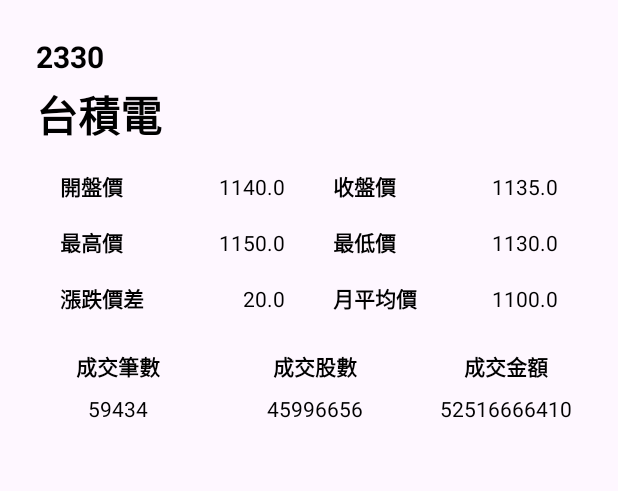
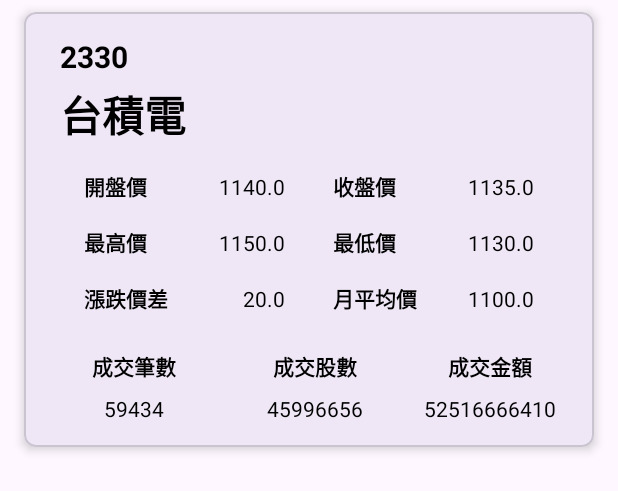
Before and after one commit to llc890410/TWSEStockInfo, an Android app: the layout item_stock_info.xml on its own in the app's theme, with its tools: preview values and no code run, on a phone screen of 412 x 824 dp. Shown: the top 491 px of the screen. Run offline under Robolectric (Android 15) with nearby library versions, the phone set to English and light mode, and no system bars.

Commit message:
RecyclerView Item 改為 MaterialCardView 樣式

```diff
--- a/app/src/main/res/layout/item_stock_info.xml
+++ b/app/src/main/res/layout/item_stock_info.xml
@@ -1,7 +1,17 @@
 <?xml version="1.0" encoding="utf-8"?>
-<androidx.constraintlayout.widget.ConstraintLayout xmlns:android="http://schemas.android.com/apk/res/android"
+<com.google.android.material.card.MaterialCardView xmlns:android="http://schemas.android.com/apk/res/android"
     xmlns:app="http://schemas.android.com/apk/res-auto"
     xmlns:tools="http://schemas.android.com/tools"
+    android:id="@+id/stockCardView"
+    android:layout_width="match_parent"
+    android:layout_height="wrap_content"
+    android:layout_marginHorizontal="16dp"
+    android:layout_marginVertical="8dp"
+    app:cardBackgroundColor="?attr/colorSurface"
+    app:cardCornerRadius="8dp"
+    app:cardElevation="4dp">
+
+    <androidx.constraintlayout.widget.ConstraintLayout
         android:layout_width="match_parent"
         android:layout_height="wrap_content"
         android:padding="16dp">
@@ -11,7 +21,6 @@
             android:layout_width="wrap_content"
             android:layout_height="wrap_content"
             android:layout_marginStart="8dp"
-        android:layout_marginTop="8dp"
             android:textColor="@color/black"
             android:textSize="20sp"
             android:textStyle="bold"
@@ -222,7 +231,6 @@
             app:layout_constraintEnd_toEndOf="@+id/tvTradeVolumeTitle"
             app:layout_constraintStart_toStartOf="@+id/tvTradeVolumeTitle"
             app:layout_constraintTop_toBottomOf="@+id/tvTradeVolumeTitle"
-        tools:layout_editor_absoluteY="231dp"
             tools:text="45996656" />
 
         <TextView
@@ -273,3 +281,5 @@
             app:layout_constraintGuide_percent="0.67" />
 
     </androidx.constraintlayout.widget.ConstraintLayout>
+
+</com.google.android.material.card.MaterialCardView>
```
Lines whose indentation alone changed are shown as unchanged.
